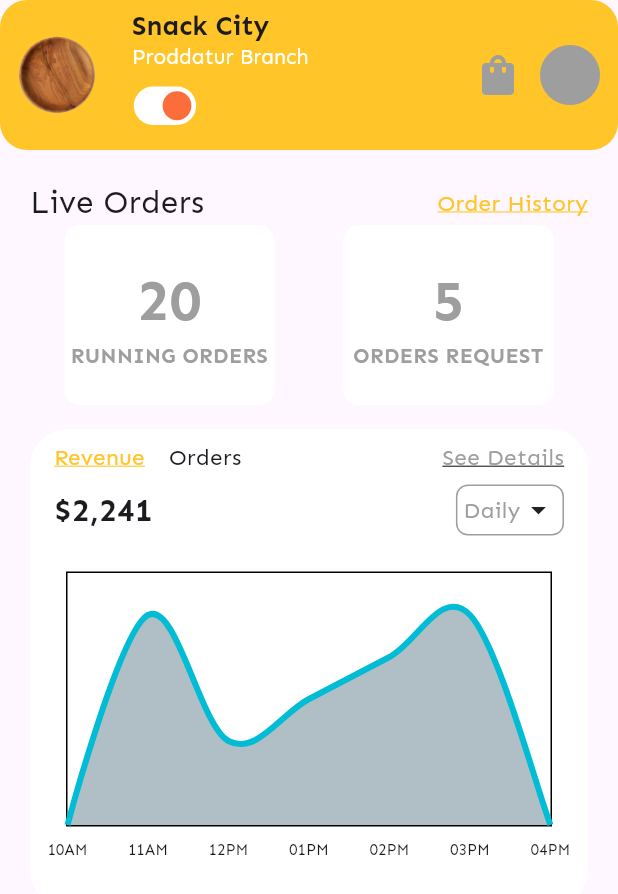
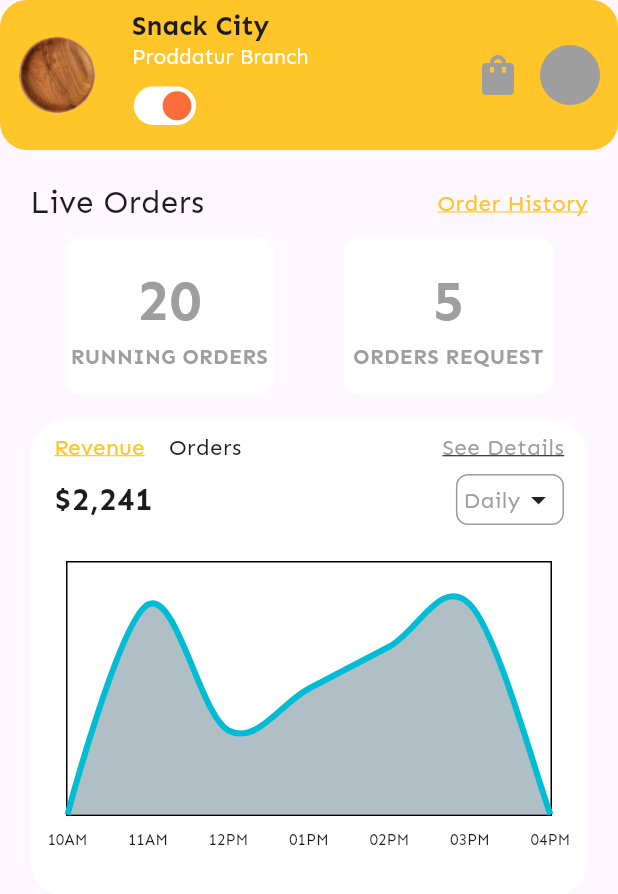
Before and after one commit to nicolas-ferrada/restaurant_dashboard_ui, a Flutter app: the screen it shows after launch, on a phone screen of 412 x 824 dp. Shown: the top 894 px of the screen. Run offline on Flutter 3.47's test engine with Material 2 defaults, Android fonts, the phone set to English and light mode, and no system bars; drawn by our look-alikes of fl_chart.

Commit message:
refactor live orders space organization

```diff
--- a/lib/presentation/widgets/live_orders.dart
+++ b/lib/presentation/widgets/live_orders.dart
@@ -12,6 +12,7 @@ class LiveOrders extends StatelessWidget {
     return Column(
       children: [
         header(),
+        const SizedBox(height: 8),
         stats(),
       ],
     );
@@ -65,7 +66,7 @@ class LiveOrders extends StatelessWidget {
     required String subtitle,
   }) {
     return SizedBox(
-      height: 120,
+      height: 105,
       width: 140,
       child: Container(
         decoration: BoxDecoration(
```
